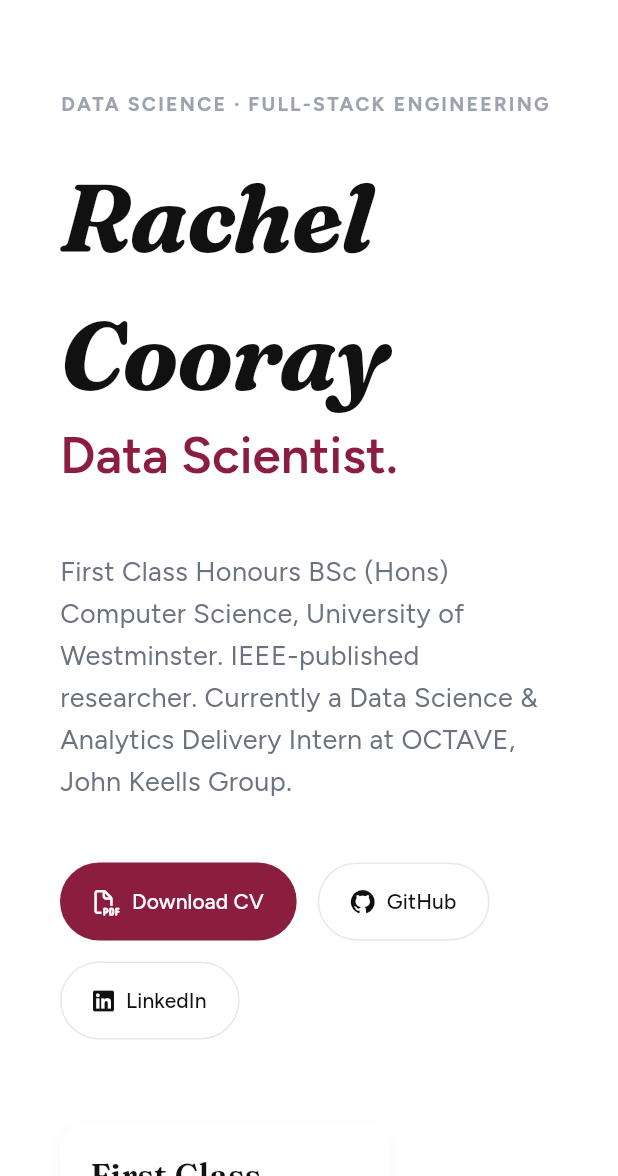
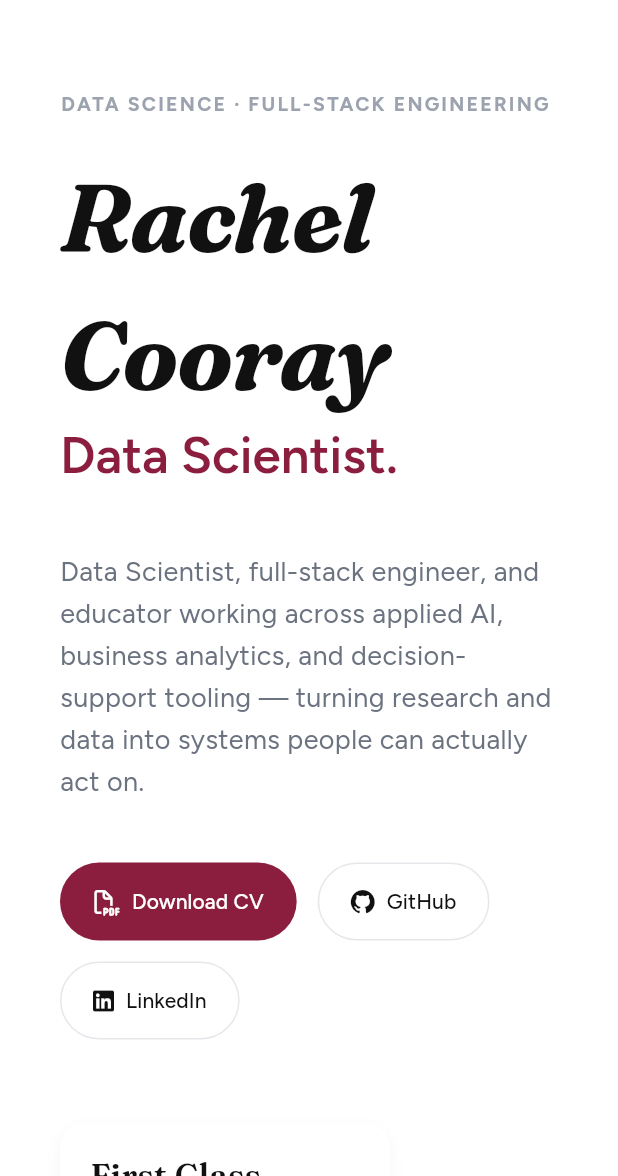
Before and after one commit to rachelcooray/portfolio, a Flutter app: the screen it shows after launch, on a phone screen of 412 x 824 dp, the part 60-1236 px from its top. Run offline on Flutter 3.47's test engine with Material 3 defaults, Android fonts, the phone set to English and light mode, and no system bars; drawn by our look-alikes of animated_text_kit, flutter_animate; our stand-ins replace font_awesome_flutter, google_fonts.

Commit message:
Add Teaching/Perspective sections, Apple-style nav/scroll polish, career updates
Adds a dedicated Teaching & Mentoring section (education-support roles
promoted out of the collapsed experience group), a Perspective section
synthesizing existing project work into a short standalone piece, and
curates/reorders Projects by relevance. Rewrites the hero copy to bridge a
data/AI and teaching audience without naming any specific program.

UI: frosted/blurred nav bar on scroll, bouncing scroll physics, and a subtle
hero parallax (scale + fade) as the page scrolls past it.

Data: updates the OCTAVE internship end date and adds the Analytics Delivery
Associate role, a new JKH Artist Spotlight volunteering entry, and the JKH
Intercompany Swimming Meet press feature with its photo.

Co-Authored-By: Claude Sonnet 5 <noreply@anthropic.com>

```diff
--- a/client/lib/main.dart
+++ b/client/lib/main.dart
@@ -1,13 +1,16 @@
+import 'dart:ui';
 import 'package:flutter/material.dart';
 import 'package:google_fonts/google_fonts.dart';
 import 'sections/home_section.dart';
 import 'sections/about_section.dart';
 import 'sections/education_section.dart';
+import 'sections/teaching_section.dart';
 import 'sections/experience_section.dart';
 import 'sections/skills_section.dart';
 import 'sections/projects_section.dart';
 import 'sections/awards_section.dart';
 import 'widgets/additional_sections.dart';
+import 'sections/vision_section.dart';
 import 'sections/contact_section.dart';
 import 'theme/palette.dart';
 
@@ -51,16 +54,21 @@ class HomePage extends StatefulWidget {
 class _HomePageState extends State<HomePage> {
   final ScrollController _scrollController = ScrollController();
   double _scrollOpacity = 0;
+  // Drives a subtle Apple-style parallax: the hero gently scales down and
+  // fades as it scrolls out, rather than just cutting off at the edge.
+  double _heroProgress = 0;
 
   final GlobalKey _homeKey = GlobalKey();
   final GlobalKey _aboutKey = GlobalKey();
   final GlobalKey _publicationsKey = GlobalKey();
   final GlobalKey _educationKey = GlobalKey();
+  final GlobalKey _teachingKey = GlobalKey();
   final GlobalKey _experienceKey = GlobalKey();
   final GlobalKey _projectsKey = GlobalKey();
   final GlobalKey _skillsKey = GlobalKey();
   final GlobalKey _awardsKey = GlobalKey();
   final GlobalKey _beyondKey = GlobalKey();
+  final GlobalKey _visionKey = GlobalKey();
   final GlobalKey _contactKey = GlobalKey();
 
   @override
@@ -68,9 +76,13 @@ class _HomePageState extends State<HomePage> {
     super.initState();
     _scrollController.addListener(() {
       double offset = _scrollController.offset;
-      double newOpacity = (offset / 100).clamp(0, 1);
-      if (newOpacity != _scrollOpacity) {
-        setState(() => _scrollOpacity = newOpacity);
+      double newOpacity = (offset / 100).clamp(0, 1).toDouble();
+      double newHeroProgress = (offset / 500).clamp(0, 1).toDouble();
+      if (newOpacity != _scrollOpacity || newHeroProgress != _heroProgress) {
+        setState(() {
+          _scrollOpacity = newOpacity;
+          _heroProgress = newHeroProgress;
+        });
       }
     });
   }
@@ -98,27 +110,42 @@ class _HomePageState extends State<HomePage> {
       extendBodyBehindAppBar: true,
       appBar: PreferredSize(
         preferredSize: const Size.fromHeight(70),
-        child: Container(
-          decoration: BoxDecoration(
-            color: AppColors.bg.withOpacity(_scrollOpacity * 0.92),
-            border: Border(bottom: BorderSide(color: AppColors.divider.withOpacity(_scrollOpacity))),
-          ),
-          child: AppBar(
+        child: ClipRect(
+          child: BackdropFilter(
+            filter: ImageFilter.blur(
+              sigmaX: 16 * _scrollOpacity,
+              sigmaY: 16 * _scrollOpacity,
+            ),
+            child: Container(
+              decoration: BoxDecoration(
+                color: AppColors.bg.withOpacity(_scrollOpacity * 0.72),
+                border: Border(bottom: BorderSide(color: AppColors.divider.withOpacity(_scrollOpacity))),
+                boxShadow: [
+                  BoxShadow(
+                    color: Colors.black.withOpacity(0.04 * _scrollOpacity),
+                    blurRadius: 12,
+                    offset: const Offset(0, 4),
+                  ),
+                ],
+              ),
+              child: AppBar(
             automaticallyImplyLeading: false,
             title: Text('Rachel Cooray', style: GoogleFonts.fraunces(fontSize: 19, fontWeight: FontWeight.w600, fontStyle: FontStyle.italic, color: AppColors.text)),
             backgroundColor: Colors.transparent,
             elevation: 0,
             actions: [
-              if (MediaQuery.of(context).size.width > 900) ...[
+              if (MediaQuery.of(context).size.width > 1000) ...[
                 _NavButton(label: 'About', onTap: () => _scrollTo(_aboutKey)),
                 _NavButton(label: 'Publications', onTap: () => _scrollTo(_publicationsKey)),
                 _NavButton(label: 'Education', onTap: () => _scrollTo(_educationKey)),
+                _NavButton(label: 'Teaching', onTap: () => _scrollTo(_teachingKey)),
                 _NavButton(label: 'Experience', onTap: () => _scrollTo(_experienceKey)),
                 _NavButton(label: 'Projects', onTap: () => _scrollTo(_projectsKey)),
                 _NavButton(label: 'Skills', onTap: () => _scrollTo(_skillsKey)),
                 _NavButton(label: 'Awards', onTap: () => _scrollTo(_awardsKey)),
-                _NavButton(label: 'Beyond Work', onTap: () => _scrollTo(_beyondKey)),
-                const SizedBox(width: 8),
+                _NavButton(label: 'Beyond', onTap: () => _scrollTo(_beyondKey)),
+                _NavButton(label: 'Perspective', onTap: () => _scrollTo(_visionKey)),
+                const SizedBox(width: 4),
                 ElevatedButton(
                   onPressed: () => _scrollTo(_contactKey),
                   style: ElevatedButton.styleFrom(
@@ -138,6 +165,8 @@ class _HomePageState extends State<HomePage> {
               ],
               const SizedBox(width: 20),
             ],
+              ),
+            ),
           ),
         ),
       ),
@@ -149,29 +178,40 @@ class _HomePageState extends State<HomePage> {
             _DrawerItem(label: 'About', onTap: () { Navigator.pop(context); _scrollTo(_aboutKey); }),
             _DrawerItem(label: 'Publications', onTap: () { Navigator.pop(context); _scrollTo(_publicationsKey); }),
             _DrawerItem(label: 'Education', onTap: () { Navigator.pop(context); _scrollTo(_educationKey); }),
+            _DrawerItem(label: 'Teaching & Mentoring', onTap: () { Navigator.pop(context); _scrollTo(_teachingKey); }),
             _DrawerItem(label: 'Experience', onTap: () { Navigator.pop(context); _scrollTo(_experienceKey); }),
             _DrawerItem(label: 'Projects', onTap: () { Navigator.pop(context); _scrollTo(_projectsKey); }),
             _DrawerItem(label: 'Skills', onTap: () { Navigator.pop(context); _scrollTo(_skillsKey); }),
             _DrawerItem(label: 'Awards', onTap: () { Navigator.pop(context); _scrollTo(_awardsKey); }),
             _DrawerItem(label: 'Beyond Work', onTap: () { Navigator.pop(context); _scrollTo(_beyondKey); }),
+            _DrawerItem(label: 'Perspective', onTap: () { Navigator.pop(context); _scrollTo(_visionKey); }),
             _DrawerItem(label: 'Contact', onTap: () { Navigator.pop(context); _scrollTo(_contactKey); }),
           ],
         ),
       ),
       body: SingleChildScrollView(
         controller: _scrollController,
-        physics: const ClampingScrollPhysics(),
+        physics: const BouncingScrollPhysics(parent: AlwaysScrollableScrollPhysics()),
         child: Column(
           children: [
-            HomeSection(key: _homeKey),
+            Opacity(
+              opacity: 1 - (_heroProgress * 0.6),
+              child: Transform.scale(
+                scale: 1 - (_heroProgress * 0.08),
+                alignment: Alignment.topCenter,
+                child: HomeSection(key: _homeKey),
+              ),
+            ),
             AboutSection(key: _aboutKey),
             PublicationsSection(key: _publicationsKey),
             EducationSection(key: _educationKey),
+            TeachingSection(key: _teachingKey),
             ExperienceSection(key: _experienceKey),
             ProjectsSection(key: _projectsKey),
             SkillsSection(key: _skillsKey),
             AwardsSection(key: _awardsKey),
             BeyondWorkSection(key: _beyondKey),
+            VisionSection(key: _visionKey),
             ContactSection(key: _contactKey),
             const SizedBox(height: 50),
             const Text("© 2026 Rachel Cooray", style: TextStyle(color: AppColors.textFaint)),
--- a/client/lib/sections/education_section.dart
+++ b/client/lib/sections/education_section.dart
@@ -17,7 +17,6 @@ class _EducationSectionState extends State<EducationSection> {
     return SectionContainer(
       title: 'Education',
       subtitle: 'Where I Studied',
-      backgroundColor: AppColors.surface,
       child: FutureBuilder<List<dynamic>>(
         future: ApiService().getExperience(),
         builder: (context, snapshot) {
--- a/client/lib/sections/home_section.dart
+++ b/client/lib/sections/home_section.dart
@@ -91,7 +91,7 @@ class _HomeSectionState extends State<HomeSection> {
               ConstrainedBox(
                 constraints: const BoxConstraints(maxWidth: 620),
                 child: const Text(
-                  'First Class Honours BSc (Hons) Computer Science, University of Westminster. IEEE-published researcher. Currently a Data Science & Analytics Delivery Intern at OCTAVE, John Keells Group.',
+                  'Data Scientist, full-stack engineer, and educator working across applied AI, business analytics, and decision-support tooling — turning research and data into systems people can actually act on.',
                   style: TextStyle(fontSize: 18, height: 1.55, color: AppColors.textMuted),
                 ),
               ).animate().fadeIn(delay: 450.ms, duration: 450.ms, curve: Curves.easeInOutCubic).slideY(begin: 0.1, end: 0, curve: Curves.easeInOutCubic),
--- a/client/lib/services/api_service.dart
+++ b/client/lib/services/api_service.dart
@@ -64,6 +64,12 @@ class ApiService {
      return _filterVisible(data['volunteer_experience'] ?? []);
   }
 
+  Future<List<dynamic>> getTeachingExperience() async {
+     final data = await _loadData();
+     final all = _filterVisible(data['experience'] ?? []);
+     return all.where((e) => e['type'] == 'other' && e['subtype'] == 'education_support').toList();
+  }
+
   Future<List<dynamic>> getFeatured() async {
      final data = await _loadData();
      return _filterVisible(data['featured']);
```
Also changed, not shown: client/assets/data.json (+46 -18 lines), client/lib/sections/experience_section.dart (+8 -21 lines), client/lib/sections/teaching_section.dart (added, +119 -0 lines), client/lib/sections/vision_section.dart (added, +43 -0 lines), client/assets/images/swimmingmeet.jpeg (added).
